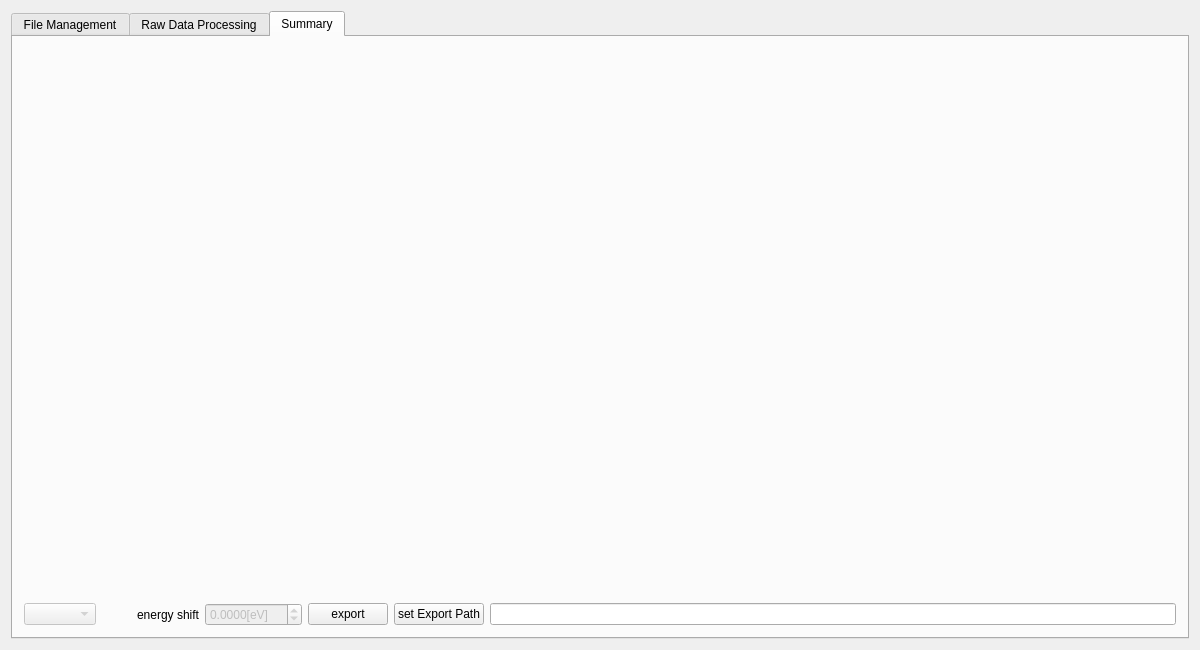
Rezenter/XMCDAnalyser, file mainwindow.ui: the form before one commit.
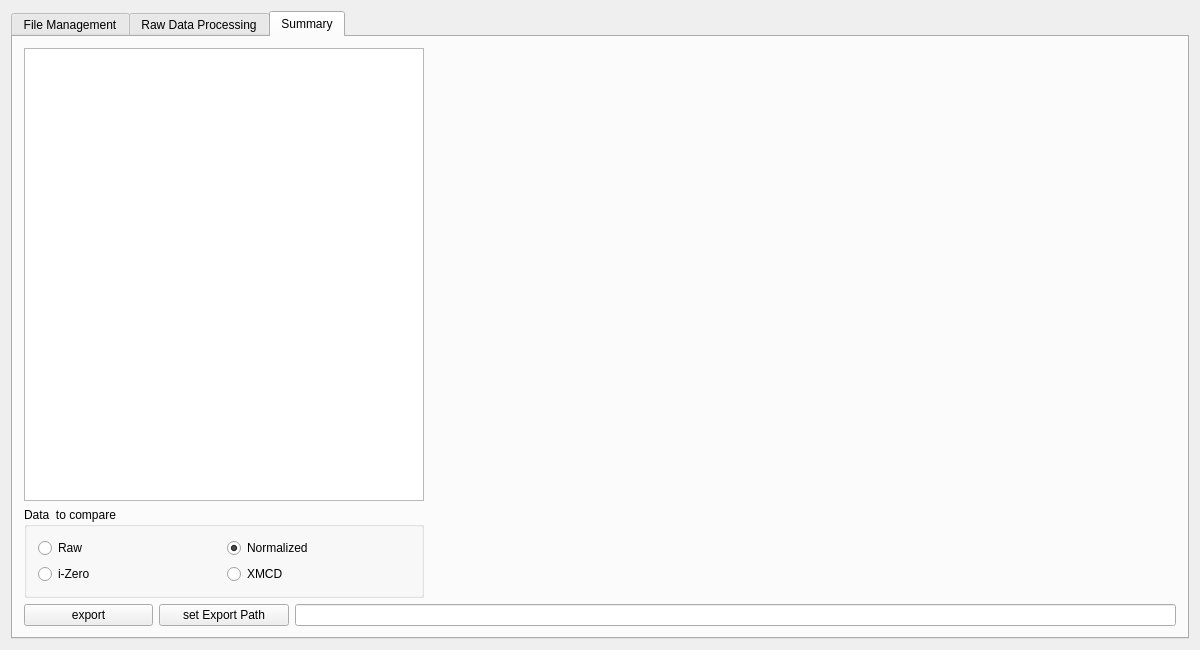
The form after the commit. The open tabs and pages were chosen to show the change.

```diff
--- a/mainwindow.ui
+++ b/mainwindow.ui
@@ -2025,62 +2025,37 @@
         <string>Summary</string>
        </attribute>
        <layout class="QGridLayout" name="gridLayout_5">
-        <item row="1" column="2">
-         <widget class="QDoubleSpinBox" name="energyShiftSpinBox">
-          <property name="enabled">
-           <bool>false</bool>
-          </property>
-          <property name="suffix">
-           <string>[eV]</string>
-          </property>
-          <property name="decimals">
-           <number>4</number>
-          </property>
-          <property name="minimum">
-           <double>-2.000000000000000</double>
-          </property>
-          <property name="maximum">
-           <double>2.000000000000000</double>
-          </property>
-          <property name="singleStep">
-           <double>0.010000000000000</double>
-          </property>
-          <property name="value">
-           <double>0.000000000000000</double>
-          </property>
-         </widget>
-        </item>
-        <item row="1" column="1">
-         <widget class="QLabel" name="label_18">
-          <property name="text">
-           <string>energy shift</string>
-          </property>
-          <property name="alignment">
-           <set>Qt::AlignRight|Qt::AlignTrailing|Qt::AlignVCenter</set>
-          </property>
-         </widget>
-        </item>
-        <item row="1" column="3">
+        <item row="2" column="0">
          <widget class="QPushButton" name="exportSummaryButton">
           <property name="text">
            <string>export</string>
           </property>
          </widget>
         </item>
-        <item row="1" column="0">
-         <widget class="QComboBox" name="fileComboBox">
-          <property name="enabled">
-           <bool>false</bool>
+        <item row="2" column="1">
+         <widget class="QPushButton" name="setExportPath2Button">
+          <property name="text">
+           <string>set Export Path</string>
           </property>
          </widget>
         </item>
-        <item row="1" column="5">
+        <item row="0" column="0" colspan="3">
+         <widget class="QTableWidget" name="summaryTable">
+          <property name="minimumSize">
+           <size>
+            <width>400</width>
+            <height>0</height>
+           </size>
+          </property>
+         </widget>
+        </item>
+        <item row="2" column="2" colspan="2">
          <widget class="QLineEdit" name="summaryPathLineEdit"/>
         </item>
-        <item row="0" column="1" colspan="2">
+        <item row="0" column="3" rowspan="2">
          <widget class="QWidget" name="summaryChartWidget" native="true">
           <property name="sizePolicy">
-           <sizepolicy hsizetype="Maximum" vsizetype="Expanding">
+           <sizepolicy hsizetype="Expanding" vsizetype="Expanding">
             <horstretch>0</horstretch>
             <verstretch>0</verstretch>
            </sizepolicy>
@@ -2099,11 +2074,83 @@
           </property>
          </widget>
         </item>
-        <item row="1" column="4">
-         <widget class="QPushButton" name="setExportPath2Button">
-          <property name="text">
-           <string>set Export Path</string>
+        <item row="1" column="0" colspan="3">
+         <widget class="QGroupBox" name="summaryGroupBox">
+          <property name="sizePolicy">
+           <sizepolicy hsizetype="Minimum" vsizetype="Minimum">
+            <horstretch>0</horstretch>
+            <verstretch>0</verstretch>
+           </sizepolicy>
           </property>
+          <property name="minimumSize">
+           <size>
+            <width>400</width>
+            <height>85</height>
+           </size>
+          </property>
+          <property name="title">
+           <string>Data  to compare</string>
+          </property>
+          <layout class="QGridLayout" name="gridLayout_7">
+           <item row="0" column="0">
+            <widget class="QRadioButton" name="summaryRawButton">
+             <property name="text">
+              <string>Raw</string>
+             </property>
+             <property name="checked">
+              <bool>false</bool>
+             </property>
+             <property name="autoExclusive">
+              <bool>false</bool>
+             </property>
+             <attribute name="buttonGroup">
+              <string notr="true">summaryButtonGroup</string>
+             </attribute>
+            </widget>
+           </item>
+           <item row="0" column="1">
+            <widget class="QRadioButton" name="summaryNormButton">
+             <property name="text">
+              <string>Normalized</string>
+             </property>
+             <property name="checked">
+              <bool>true</bool>
+             </property>
+             <property name="autoExclusive">
+              <bool>false</bool>
+             </property>
+             <attribute name="buttonGroup">
+              <string notr="true">summaryButtonGroup</string>
+             </attribute>
+            </widget>
+           </item>
+           <item row="1" column="0">
+            <widget class="QRadioButton" name="summaryZeroButton">
+             <property name="text">
+              <string>i-Zero</string>
+             </property>
+             <property name="autoExclusive">
+              <bool>false</bool>
+             </property>
+             <attribute name="buttonGroup">
+              <string notr="true">summaryButtonGroup</string>
+             </attribute>
+            </widget>
+           </item>
+           <item row="1" column="1">
+            <widget class="QRadioButton" name="summaryDiffButton">
+             <property name="text">
+              <string>XMCD</string>
+             </property>
+             <property name="autoExclusive">
+              <bool>false</bool>
+             </property>
+             <attribute name="buttonGroup">
+              <string notr="true">summaryButtonGroup</string>
+             </attribute>
+            </widget>
+           </item>
+          </layout>
          </widget>
         </item>
        </layout>
```
Left out of the diff: 35 changed lines with no effect on the pictures.
